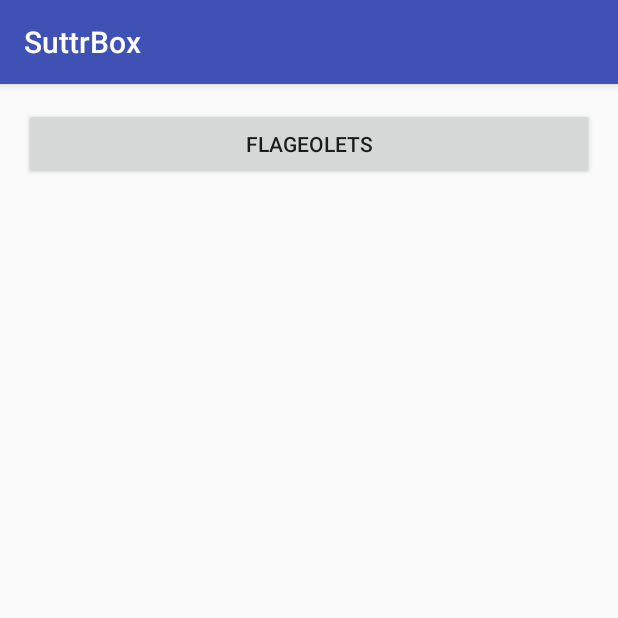
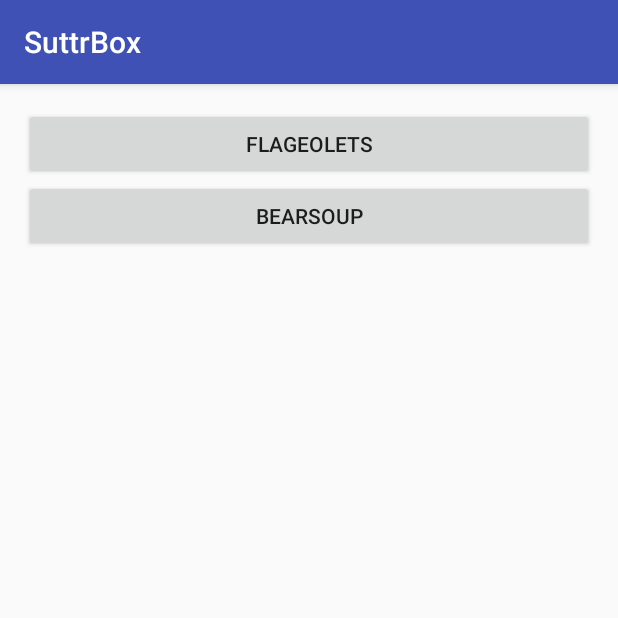
Before and after one commit to megaturbo/SuttrBox, an Android app: the screen it shows after launch (MainActivity), on a phone screen of 412 x 824 dp, the top half of it. Run offline under Robolectric (Android 15) with nearby library versions, the phone set to English and light mode, and no system bars.

Commit message:
Being dumb is dumb

```diff
--- a/app/src/main/java/ch/foufouillons/suttrbox/MainActivity.java
+++ b/app/src/main/java/ch/foufouillons/suttrbox/MainActivity.java
@@ -35,6 +35,7 @@ public class MainActivity extends AppCompatActivity {
 
         //TODO smarter
         list.add(new Giggle("Flageolets", "flageolets"));
+        list.add(new Giggle("Bearsoup", "bearsoup"));
 
         return list;
     }
--- a/app/src/main/res/layout/recyclerview_item.xml
+++ b/app/src/main/res/layout/recyclerview_item.xml
@@ -1,7 +1,8 @@
 <?xml version="1.0" encoding="utf-8"?>
 <LinearLayout xmlns:android="http://schemas.android.com/apk/res/android"
-    android:orientation="vertical" android:layout_width="match_parent"
-    android:layout_height="match_parent">
+    android:layout_width="match_parent"
+    android:layout_height="wrap_content"
+    android:orientation="vertical">
 
     <Button
         android:id="@+id/recyclerview_item_button"
```
